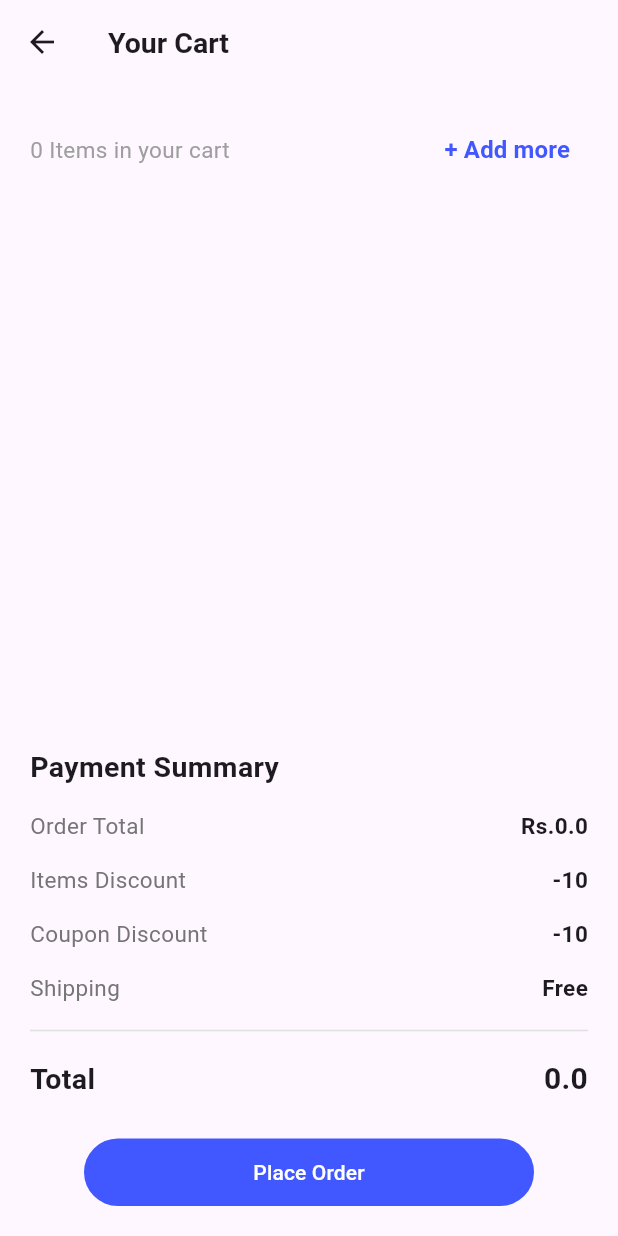
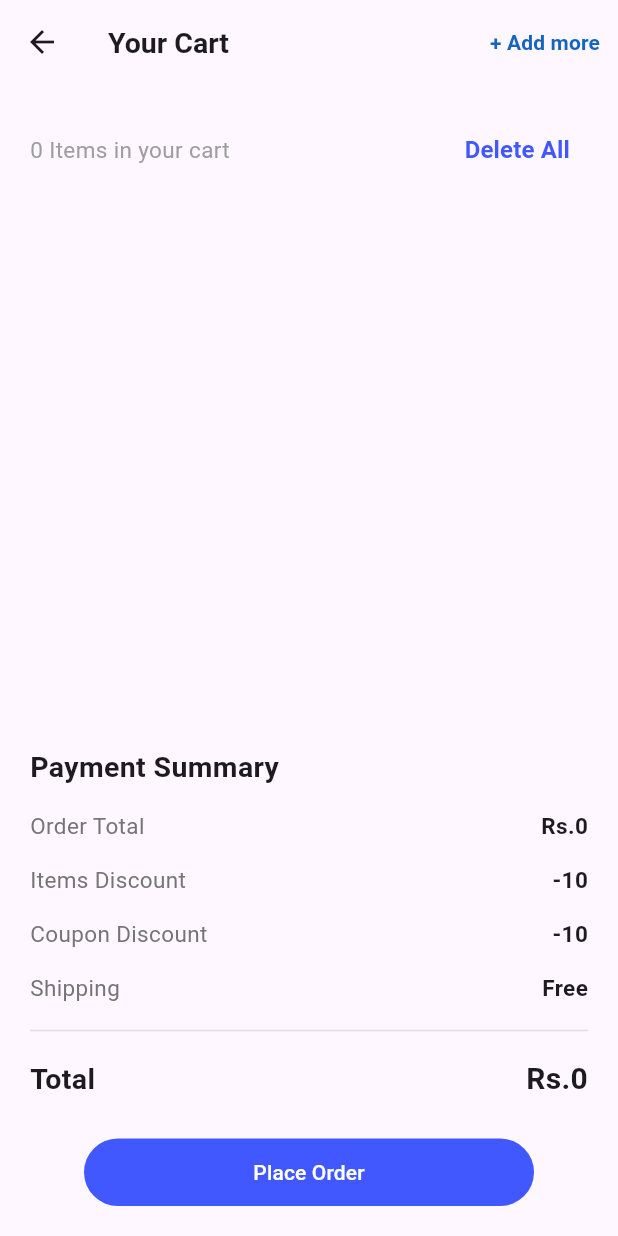
Before and after one commit to Muhammad-Usman08/Medical-App, a Flutter app: the CartScreen screen opened directly, on a phone screen of 412 x 824 dp. Run offline on Flutter 3.47's test engine with Material 3 defaults, Android fonts, the light colour scheme and no system bars.

Commit message:
changes completed

```diff
--- a/lib/screens/cart/cart_view.dart
+++ b/lib/screens/cart/cart_view.dart
@@ -16,9 +16,9 @@ class CartScreen extends StatefulWidget {
 class _CartScreenState extends State<CartScreen> {
   //total function
   calculateTotalPrice() {
-    double totalPrice = 0;
+    int totalPrice = 0;
     for (var item in selectedItems) {
-      double price = double.parse(item['productPrice']);
+      int price = int.parse(item['productPrice']);
       totalPrice += price;
     }
     return totalPrice;
@@ -26,9 +26,9 @@ class _CartScreenState extends State<CartScreen> {
 
   //subtotal
   subTotal() {
-    double totalPrice = 0;
+    int totalPrice = 0;
     for (var i in selectedItems) {
-      double price = double.parse(i['productPrice']);
+      int price = int.parse(i['productPrice']);
       totalPrice += price;
     }
     if (totalPrice != 0) {
@@ -44,6 +44,12 @@ class _CartScreenState extends State<CartScreen> {
     setState(() {});
   }
 
+  //delete All
+  deleteAll() {
+    selectedItems.clear();
+    setState(() {});
+  }
+
   @override
   Widget build(BuildContext context) {
     var totalPrice = calculateTotalPrice();
@@ -52,6 +58,21 @@ class _CartScreenState extends State<CartScreen> {
       // Appbar
       appBar: AppBar(
         title: const Heading(heading: 'Your Cart'),
+        actions: [
+          TextButton(
+              onPressed: () {
+                Navigator.pushReplacement(
+                    context,
+                    MaterialPageRoute(
+                      builder: (context) => const HomeScreen(),
+                    ));
+              },
+              child: Text(
+                '+ Add more',
+                style: TextStyle(
+                    fontWeight: FontWeight.w600, color: Colors.blue[800]),
+              ))
+        ],
       ),
       // Body
       body: Container(
@@ -70,13 +91,10 @@ class _CartScreenState extends State<CartScreen> {
                   ),
                   TextButton(
                     onPressed: () {
-                      Navigator.pushReplacement(
-                          context,
-                          MaterialPageRoute(
-                              builder: ((context) => const HomeScreen())));
+                      deleteAll();
                     },
                     child: const Text(
-                      '+ Add more',
+                      'Delete All',
                       style: TextStyle(
                           fontSize: 16,
                           color: Color(0xff4157FF),
@@ -176,7 +194,7 @@ class _CartScreenState extends State<CartScreen> {
               children: [
                 const Heading(heading: 'Total'),
                 Text(
-                  total.toString(),
+                  'Rs.${total.toString()}',
                   style: const TextStyle(
                       fontSize: 20, fontWeight: FontWeight.w600),
                 )
```
Also changed, not shown: lib/screens/profile/profile_view.dart (+5 -4 lines).
